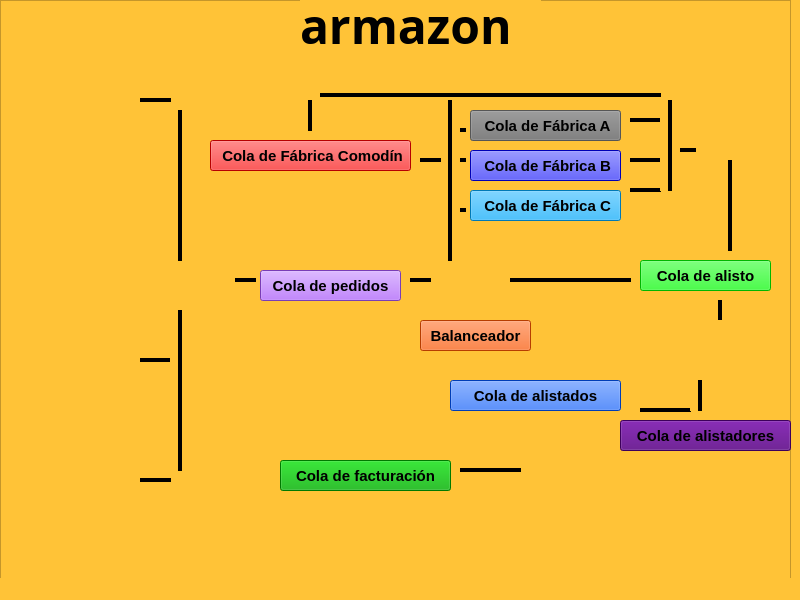
The window that Proyecto1_ED/proyecto_ed.ui (urenakiller10/Proyecto-1--Estructuras_Datos) describes before a commit, drawn with Qt 5.
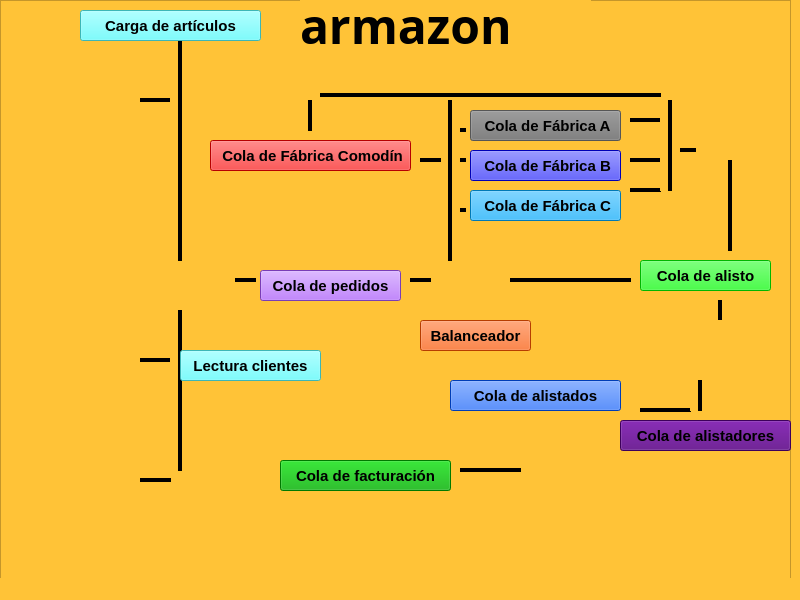
The same window after the commit. Icons and pictures are not drawn.

The edit to the form file:
```diff
--- a/Proyecto1_ED/proyecto_ed.ui
+++ b/Proyecto1_ED/proyecto_ed.ui
@@ -1182,7 +1182,7 @@
       <rect>
        <x>300</x>
        <y>0</y>
-       <width>241</width>
+       <width>291</width>
        <height>51</height>
       </rect>
      </property>
@@ -1484,9 +1484,9 @@
      <property name="geometry">
       <rect>
        <x>170</x>
-       <y>110</y>
+       <y>40</y>
        <width>20</width>
-       <height>151</height>
+       <height>221</height>
       </rect>
      </property>
      <property name="styleSheet">
@@ -1947,6 +1947,52 @@
       <enum>Qt::Vertical</enum>
      </property>
     </widget>
+    <widget class="QPushButton" name="B_Clientes">
+     <property name="geometry">
+      <rect>
+       <x>180</x>
+       <y>350</y>
+       <width>141</width>
+       <height>31</height>
+      </rect>
+     </property>
+     <property name="font">
+      <font>
+       <pointsize>11</pointsize>
+       <bold>true</bold>
+      </font>
+     </property>
+     <property name="styleSheet">
+      <string notr="true">background-color: rgb(85, 255, 255);
+color: rgb(0, 0, 0);</string>
+     </property>
+     <property name="text">
+      <string>Lectura clientes</string>
+     </property>
+    </widget>
+    <widget class="QPushButton" name="B_articulos">
+     <property name="geometry">
+      <rect>
+       <x>80</x>
+       <y>10</y>
+       <width>181</width>
+       <height>31</height>
+      </rect>
+     </property>
+     <property name="font">
+      <font>
+       <pointsize>11</pointsize>
+       <bold>true</bold>
+      </font>
+     </property>
+     <property name="styleSheet">
+      <string notr="true">background-color: rgb(85, 255, 255);
+color: rgb(0, 0, 0);</string>
+     </property>
+     <property name="text">
+      <string>Carga de artículos</string>
+     </property>
+    </widget>
     <zorder>line_33</zorder>
     <zorder>line_32</zorder>
     <zorder>line_31</zorder>
@@ -1994,6 +2040,8 @@
     <zorder>B_Balanceador</zorder>
     <zorder>B_Alistadores</zorder>
     <zorder>line_10</zorder>
+    <zorder>B_Clientes</zorder>
+    <zorder>B_articulos</zorder>
    </widget>
   </widget>
   <widget class="QMenuBar" name="menubar">
@@ -2002,7 +2050,7 @@
      <x>0</x>
      <y>0</y>
      <width>800</width>
-     <height>20</height>
+     <height>26</height>
     </rect>
    </property>
   </widget>
```
